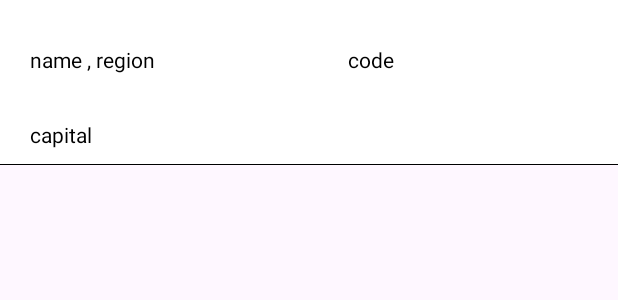
After one commit to ksy10/test, an Android app: the layout view_country.xml on its own in the app's theme, with its tools: preview values and no code run, on a phone screen of 412 x 824 dp. The commit adds this screen. Shown: the top 300 px of the screen. Run offline under Robolectric (Android 15) with nearby library versions, the phone set to English and light mode, and no system bars.

Commit message:
completed assignment

```diff
--- a/app/src/main/AndroidManifest.xml
+++ b/app/src/main/AndroidManifest.xml
@@ -1,6 +1,7 @@
 <?xml version="1.0" encoding="utf-8"?>
 <manifest xmlns:android="http://schemas.android.com/apk/res/android"
     xmlns:tools="http://schemas.android.com/tools">
+    <uses-permission android:name="android.permission.INTERNET" />
 
     <application
         android:allowBackup="true"
@@ -13,7 +14,7 @@
         android:theme="@style/Theme.TestApp"
         tools:targetApi="31">
         <activity
-            android:name=".MainActivity"
+            android:name=".ui.CountriesActivity"
             android:exported="true">
             <intent-filter>
                 <action android:name="android.intent.action.MAIN" />
--- /dev/null
+++ b/app/src/main/java/com/example/testapp/network/models/Language.kt
@@ -0,0 +1,6 @@
+package com.example.testapp.network.models
+
+data class Language(
+    val code: String,
+    val name: String,
+)
--- /dev/null
+++ b/app/src/main/res/layout/view_country.xml
@@ -0,0 +1,83 @@
+<?xml version="1.0" encoding="utf-8"?>
+<androidx.constraintlayout.widget.ConstraintLayout xmlns:android="http://schemas.android.com/apk/res/android"
+    xmlns:app="http://schemas.android.com/apk/res-auto"
+    xmlns:tools="http://schemas.android.com/tools"
+    android:layout_width="match_parent"
+    android:layout_height="wrap_content"
+    android:background="@color/cardview_light_background">
+
+    <TextView
+        android:id="@+id/name"
+        android:layout_width="wrap_content"
+        android:layout_height="wrap_content"
+        android:layout_marginStart="20dp"
+        android:layout_marginTop="30dp"
+        android:textColor="@color/black"
+        android:textSize="14sp"
+        app:layout_constraintStart_toStartOf="parent"
+        app:layout_constraintTop_toTopOf="parent"
+        tools:text="name" />
+
+    <TextView
+        android:id="@+id/comma"
+        android:layout_width="wrap_content"
+        android:layout_height="wrap_content"
+        android:layout_marginStart="3dp"
+        android:layout_marginTop="30dp"
+        android:text="@string/comma"
+        android:textColor="@color/black"
+        android:textSize="14sp"
+        app:layout_constraintStart_toEndOf="@+id/name"
+        app:layout_constraintTop_toTopOf="parent" />
+
+    <TextView
+        android:id="@+id/region"
+        android:layout_width="wrap_content"
+        android:layout_height="wrap_content"
+        android:layout_marginStart="3dp"
+        android:layout_marginTop="30dp"
+        android:textColor="@color/black"
+        android:textSize="14sp"
+        app:layout_constraintStart_toEndOf="@+id/comma"
+        app:layout_constraintTop_toTopOf="parent"
+        tools:text="region" />
+
+    <TextView
+        android:id="@+id/code"
+        android:layout_width="0dp"
+        android:layout_height="wrap_content"
+        android:layout_marginTop="30dp"
+        android:layout_marginEnd="20dp"
+        android:gravity="center"
+        android:textColor="@color/black"
+        android:textSize="14sp"
+        app:layout_constraintEnd_toEndOf="parent"
+        app:layout_constraintStart_toEndOf="@+id/region"
+        app:layout_constraintTop_toTopOf="parent"
+        tools:text="code" />
+
+    <TextView
+        android:id="@+id/capital"
+        android:layout_width="wrap_content"
+        android:layout_height="wrap_content"
+        android:layout_marginStart="20dp"
+        android:layout_marginTop="20dp"
+        android:textColor="@color/black"
+        android:textSize="14sp"
+        app:layout_constraintBottom_toBottomOf="parent"
+        app:layout_constraintStart_toStartOf="parent"
+        app:layout_constraintTop_toBottomOf="@+id/name"
+        tools:text="capital" />
+
+    <View
+        android:id="@+id/bottom_line"
+        android:layout_width="match_parent"
+        android:layout_height="0.5dp"
+        android:layout_marginTop="10dp"
+        android:background="@color/black"
+        app:layout_constraintBottom_toBottomOf="parent"
+        app:layout_constraintEnd_toEndOf="parent"
+        app:layout_constraintStart_toStartOf="parent"
+        app:layout_constraintTop_toBottomOf="@+id/capital" />
+
+</androidx.constraintlayout.widget.ConstraintLayout>
--- a/app/src/main/res/values/strings.xml
+++ b/app/src/main/res/values/strings.xml
@@ -1,3 +1,4 @@
 <resources>
     <string name="app_name">testApp</string>
+    <string name="comma">,</string>
 </resources>
```
Also changed, not shown: app/build.gradle.kts (+17 -0 lines), app/src/main/java/com/example/testapp/MainActivity.kt (deleted, +0 -20 lines), app/src/main/java/com/example/testapp/network/ApiService.kt (added, +9 -0 lines), app/src/main/java/com/example/testapp/network/RetrofitClient.kt (added, +16 -0 lines), app/src/main/java/com/example/testapp/network/models/Countries.kt (added, +11 -0 lines), app/src/main/java/com/example/testapp/network/models/Currency.kt (added, +7 -0 lines), app/src/main/java/com/example/testapp/repository/CountriesRepository.kt (added, +19 -0 lines), app/src/main/java/com/example/testapp/repository/ICountriesRepository.kt (added, +7 -0 lines), app/src/main/java/com/example/testapp/ui/CountriesActivity.kt (added, +47 -0 lines), app/src/main/java/com/example/testapp/ui/CountriesActivityViewModel.kt (added, +23 -0 lines), app/src/main/java/com/example/testapp/ui/CountriesAdapter.kt (added, +40 -0 lines), app/src/main/res/layout/activity_countries.xml (renamed from app/src/main/res/layout/activity_main.xml, +7 -6 lines), gradle/libs.versions.toml (+13 -0 lines).
